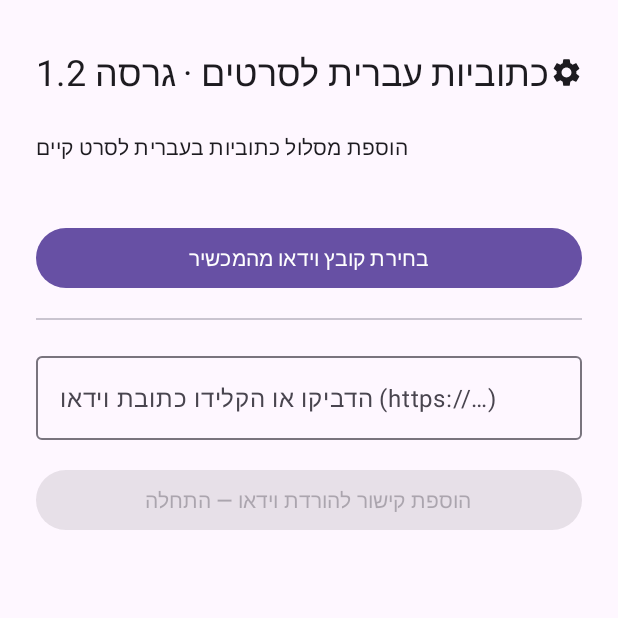
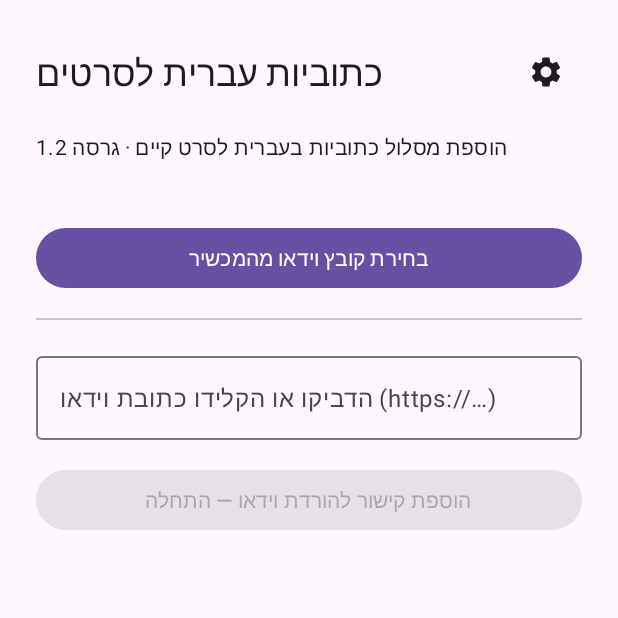
Before and after one commit to lior77/book-gage, an Android app built with Jetpack Compose: the composable HomeScreen shown on its own in the app's theme, on a phone screen of 412 x 824 dp, the top half of it. Run offline under Robolectric (Android 15) with nearby library versions, the phone set to English and light mode, and no system bars; 4 statements that could not run were skipped.

Commit message:
Fix: settings gear pushed off-screen by long home title
Give the home title Modifier.weight(1f) + maxLines so it can never consume
the row and push the settings gear out of view, and move the version label
from the title to the subtitle line. Restores the gear on the Home screen.

Co-Authored-By: Claude Opus 4.8 <noreply@anthropic.com>
Claude-Session: https://claude.ai/code/session_01FZ6SJQzuohn7UXFqgkD4vT

```diff
--- a/app/src/main/java/com/hebsub/app/MainActivity.kt
+++ b/app/src/main/java/com/hebsub/app/MainActivity.kt
@@ -215,7 +215,14 @@ private fun HomeScreen(onOpenSettings: () -> Unit) {
         // Title on the right (RTL start); the settings gear sits in the top-left
         // (RTL end) corner — a tap opens the key-entry screen.
         Row(Modifier.fillMaxWidth(), horizontalArrangement = Arrangement.SpaceBetween, verticalAlignment = Alignment.CenterVertically) {
-            Text(stringResource(R.string.home_title), style = MaterialTheme.typography.headlineSmall)
+            // weight(1f) reserves space for the gear so a long title can never push
+            // it off-screen; the gear stays pinned in the top-left (RTL end) corner.
+            Text(
+                stringResource(R.string.home_title),
+                style = MaterialTheme.typography.headlineSmall,
+                maxLines = 2,
+                modifier = Modifier.weight(1f),
+            )
             IconButton(onClick = onOpenSettings) {
                 Icon(Icons.Filled.Settings, contentDescription = stringResource(R.string.settings))
             }
--- a/app/src/main/res/values/strings.xml
+++ b/app/src/main/res/values/strings.xml
@@ -1,14 +1,14 @@
 <resources>
     <string name="app_name">HebSub 1.2 — כתוביות עברית</string>
 
-    <string name="home_title">כתוביות עברית לסרטים · גרסה 1.2</string>
+    <string name="home_title">כתוביות עברית לסרטים</string>
 
     <string name="video_info_title">פרטי הוידאו</string>
     <string name="video_info_body">בדקו/ערכו את שם הקובץ, והזינו שנת הפקה אם ידועה. תיקייה בשם זה תיווצר בתוך HebSub.</string>
     <string name="video_info_name">שם הקובץ</string>
     <string name="video_info_year">שנה (לא חובה)</string>
     <string name="video_info_confirm">אישור והמשך</string>
-    <string name="home_subtitle">הוספת מסלול כתוביות בעברית לסרט קיים</string>
+    <string name="home_subtitle">הוספת מסלול כתוביות בעברית לסרט קיים · גרסה 1.2</string>
     <string name="pick_file">בחירת קובץ וידאו מהמכשיר</string>
     <string name="paste_link">הוספת קישור להורדת וידאו</string>
     <string name="link_hint">הדביקו או הקלידו כתובת וידאו (https://…)</string>
```
